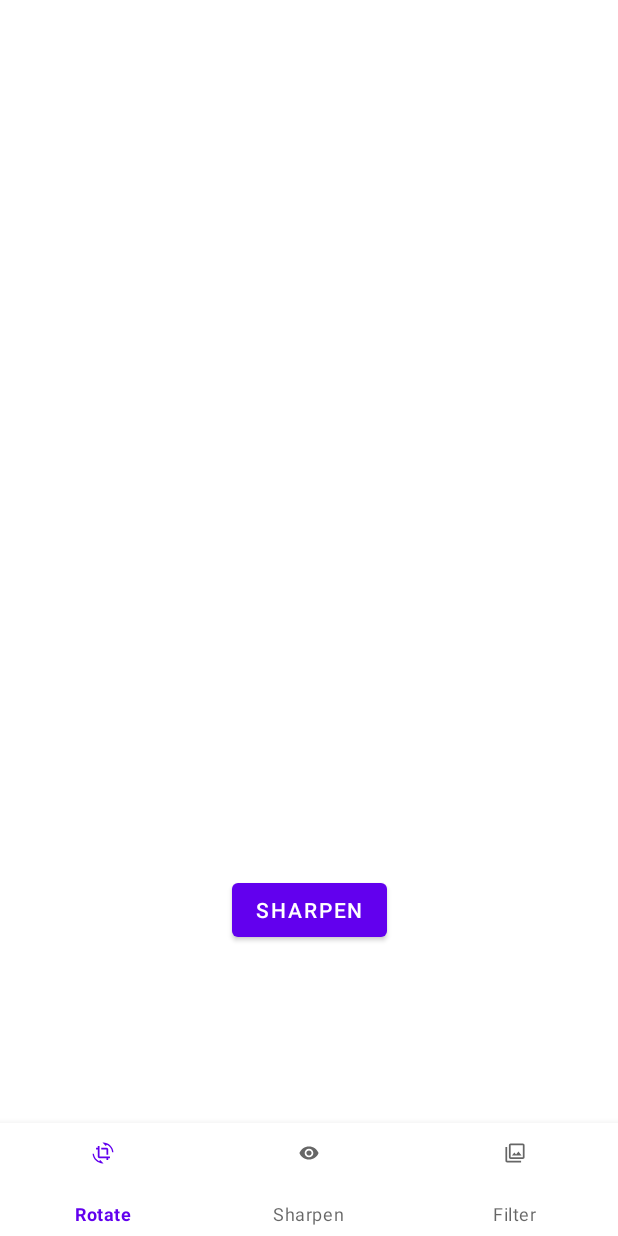
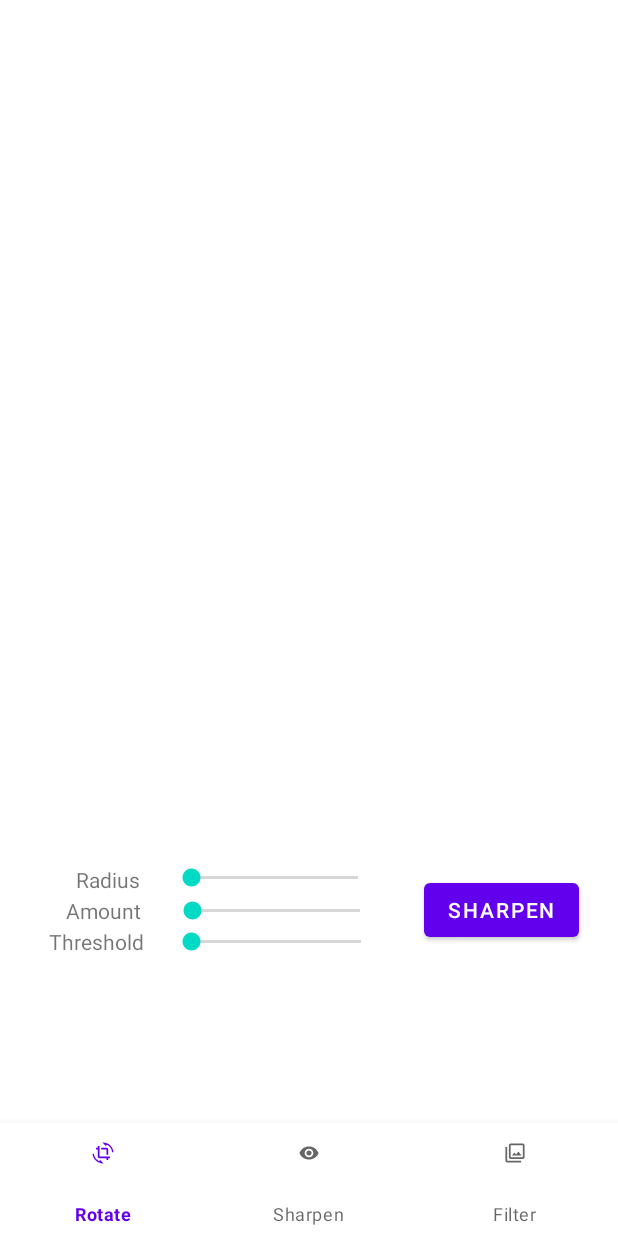
Before and after one commit to xIshuxx/ImageEditingApplication, an Android app: the SharpenFragment screen opened directly, with no data from a screen before it, on a phone screen of 412 x 824 dp. Run offline under Robolectric (Android 15) with nearby library versions, the phone set to English and light mode, and no system bars.

Commit message:
Sharpening constraints fixed.

```diff
--- a/app/src/main/res/layout/fragment_sharpen.xml
+++ b/app/src/main/res/layout/fragment_sharpen.xml
@@ -14,6 +14,74 @@
         android:text="Sharpen"
         app:layout_constraintBottom_toBottomOf="parent"
         app:layout_constraintEnd_toEndOf="parent"
+        app:layout_constraintStart_toEndOf="@+id/seekBar5"
+        app:layout_constraintTop_toTopOf="parent" />
+
+    <SeekBar
+        android:id="@+id/seekBar5"
+        android:layout_width="144dp"
+        android:layout_height="19dp"
+        app:layout_constraintBottom_toBottomOf="parent"
+        app:layout_constraintEnd_toEndOf="parent"
+        app:layout_constraintHorizontal_bias="0.419"
         app:layout_constraintStart_toStartOf="parent"
         app:layout_constraintTop_toTopOf="parent" />
+
+    <SeekBar
+        android:id="@+id/seekBarAmount"
+        android:layout_width="145dp"
+        android:layout_height="20dp"
+        app:layout_constraintBottom_toBottomOf="parent"
+        app:layout_constraintEnd_toEndOf="parent"
+        app:layout_constraintHorizontal_bias="0.417"
+        app:layout_constraintStart_toStartOf="parent"
+        app:layout_constraintTop_toBottomOf="@+id/seekBar5"
+        app:layout_constraintVertical_bias="0.02" />
+
+    <SeekBar
+        android:id="@+id/seekBar6"
+        android:layout_width="143dp"
+        android:layout_height="21dp"
+        app:layout_constraintBottom_toTopOf="@+id/seekBar5"
+        app:layout_constraintEnd_toEndOf="parent"
+        app:layout_constraintHorizontal_bias="0.414"
+        app:layout_constraintStart_toStartOf="parent"
+        app:layout_constraintTop_toTopOf="parent"
+        app:layout_constraintVertical_bias="0.979" />
+
+    <TextView
+        android:id="@+id/textView2"
+        android:layout_width="wrap_content"
+        android:layout_height="wrap_content"
+        android:text="Amount"
+        app:layout_constraintBottom_toBottomOf="parent"
+        app:layout_constraintEnd_toStartOf="@+id/seekBar5"
+        app:layout_constraintHorizontal_bias="0.714"
+        app:layout_constraintStart_toStartOf="parent"
+        app:layout_constraintTop_toTopOf="parent" />
+
+    <TextView
+        android:id="@+id/textView3"
+        android:layout_width="wrap_content"
+        android:layout_height="wrap_content"
+        android:text="Threshold"
+        app:layout_constraintBottom_toBottomOf="parent"
+        app:layout_constraintEnd_toStartOf="@+id/seekBarAmount"
+        app:layout_constraintHorizontal_bias="0.687"
+        app:layout_constraintStart_toStartOf="parent"
+        app:layout_constraintTop_toBottomOf="@+id/textView2"
+        app:layout_constraintVertical_bias="0.023" />
+
+    <TextView
+        android:id="@+id/textView"
+        android:layout_width="wrap_content"
+        android:layout_height="wrap_content"
+        android:text="Radius"
+        app:layout_constraintBottom_toTopOf="@+id/textView2"
+        app:layout_constraintEnd_toStartOf="@+id/seekBar6"
+        app:layout_constraintHorizontal_bias="0.735"
+        app:layout_constraintStart_toStartOf="parent"
+        app:layout_constraintTop_toTopOf="parent"
+        app:layout_constraintVertical_bias="0.979" />
+
 </androidx.constraintlayout.widget.ConstraintLayout>
```
